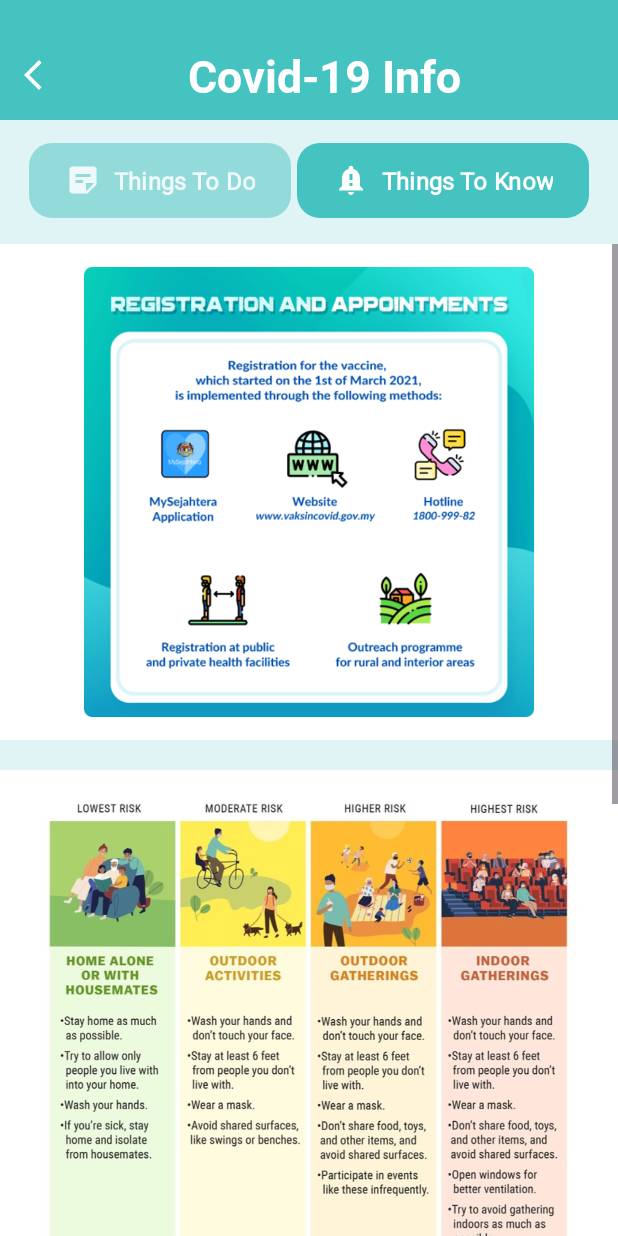
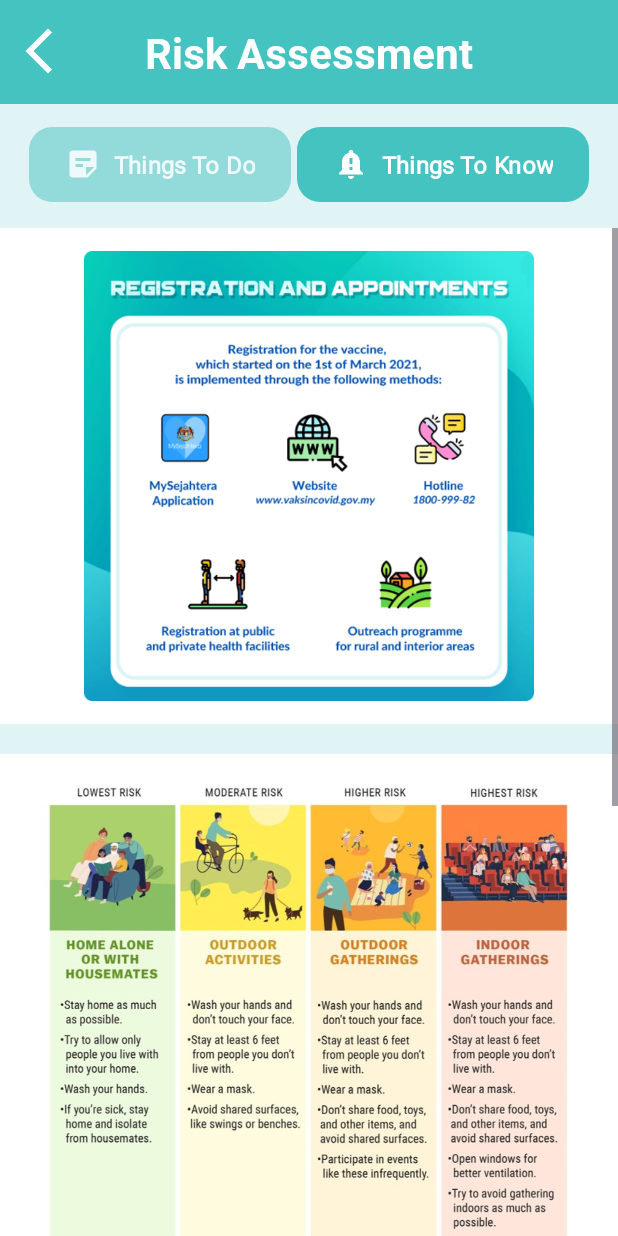
Before and after one commit to ChanZH0525/TraceCovid, an Android app: the InfoPageTwo screen opened directly, with no data from a screen before it, on a phone screen of 412 x 824 dp. Run offline under Robolectric (Android 15) with nearby library versions, the phone set to English and light mode, and no system bars.

Commit message:
Modified design of top app bar

```diff
--- a/TraceCovid/app/build.gradle
+++ b/TraceCovid/app/build.gradle
@@ -41,6 +41,7 @@ dependencies {
     implementation 'androidx.appcompat:appcompat:1.4.1'
     implementation 'com.google.android.material:material:1.5.0'
     implementation 'androidx.constraintlayout:constraintlayout:2.1.3'
+    implementation 'com.google.maps.android:maps-ktx:3.2.1'
     implementation 'androidx.legacy:legacy-support-v4:1.0.0'
     implementation 'androidx.navigation:navigation-fragment-ktx:2.4.2'
     implementation 'androidx.navigation:navigation-ui-ktx:2.4.2'
--- a/TraceCovid/app/src/main/AndroidManifest.xml
+++ b/TraceCovid/app/src/main/AndroidManifest.xml
@@ -24,7 +24,7 @@
         -->
         <meta-data
             android:name="com.google.android.geo.API_KEY"
-            android:value="AIzaSyBZZHNX04zo5xaTyuDQHQNWmmOC5iopV7Q" />
+            android:value= "${MAPS_API_KEY}" />
 
         <activity
             android:name=".MapsActivity"
--- a/TraceCovid/app/src/main/java/com/example/tracecovid/FAQ.kt
+++ b/TraceCovid/app/src/main/java/com/example/tracecovid/FAQ.kt
@@ -16,6 +16,7 @@ class FAQ : AppCompatActivity() {
             startActivity(Intent(this, MainActivity::class.java))
             finish()
         }
+
         var faq: ArrayList<FAQClass> = arrayListOf(
             FAQClass(
                 "What is TraceCovid App?",
--- a/TraceCovid/app/src/main/java/com/example/tracecovid/InfoPageTwo.kt
+++ b/TraceCovid/app/src/main/java/com/example/tracecovid/InfoPageTwo.kt
@@ -1,11 +1,19 @@
 package com.example.tracecovid
 
+import android.content.Intent
 import androidx.appcompat.app.AppCompatActivity
 import android.os.Bundle
+import android.widget.ImageView
 
 class InfoPageTwo : AppCompatActivity() {
     override fun onCreate(savedInstanceState: Bundle?) {
         super.onCreate(savedInstanceState)
         setContentView(R.layout.activity_infopagetwo)
+
+        val backBtn: ImageView = findViewById(R.id.btn_back_info_page_2)
+        backBtn.setOnClickListener {
+            startActivity(Intent(this, MainActivity::class.java))
+            finish()
+        }
     }
 }
--- a/TraceCovid/app/src/main/java/com/example/tracecovid/RiskAssessment.kt
+++ b/TraceCovid/app/src/main/java/com/example/tracecovid/RiskAssessment.kt
@@ -11,7 +11,7 @@ class RiskAssessment : AppCompatActivity() {
     override fun onCreate(savedInstanceState: Bundle?) {
         super.onCreate(savedInstanceState)
         setContentView(R.layout.activity_risk_assessment)
-        val back_btn: ImageView = findViewById(R.id.btn_back_check_in)
+        val back_btn: ImageView = findViewById(R.id.btn_back_risk_assessment)
         back_btn.setOnClickListener{
             startActivity(Intent(this, MainActivity::class.java))
             finish()
--- a/TraceCovid/app/src/main/java/com/example/tracecovid/SelfReport.kt
+++ b/TraceCovid/app/src/main/java/com/example/tracecovid/SelfReport.kt
@@ -12,7 +12,7 @@ class SelfReport : AppCompatActivity() {
         super.onCreate(savedInstanceState)
         setContentView(R.layout.activity_selfreport)
 
-        val back_btn: ImageView = findViewById(R.id.btn_back_check_in)
+        val back_btn: ImageView = findViewById(R.id.btn_back_self_report)
         back_btn.setOnClickListener{
             startActivity(Intent(this, MainActivity::class.java))
             finish()
--- a/TraceCovid/app/src/main/res/layout/activity_infopagetwo.xml
+++ b/TraceCovid/app/src/main/res/layout/activity_infopagetwo.xml
@@ -8,36 +8,39 @@
     android:background="@color/light_turqoise"
     tools:context=".InfoPageTwo">
 
-    <FrameLayout
-        android:id="@+id/headerFrame"
+    <androidx.constraintlayout.widget.ConstraintLayout
+        android:id="@+id/imageView2"
         android:layout_width="match_parent"
-        android:layout_height="80dp"
-        android:background="@color/main_green">
-
+        android:layout_height="wrap_content"
+        android:background="@color/main_green"
+        android:paddingHorizontal="8dp"
+        android:paddingVertical="16dp"
+        app:layout_constraintEnd_toEndOf="parent"
+        app:layout_constraintStart_toStartOf="parent"
+        app:layout_constraintTop_toTopOf="parent">
 
         <ImageView
-            android:id="@+id/backBtn"
-            android:layout_width="wrap_content"
-            android:layout_height="wrap_content"
-            android:layout_gravity="start"
-            android:layout_marginTop="38dp"
-            android:layout_marginHorizontal="10dp"
-            app:srcCompat="@drawable/ic_baseline_arrow_back_ios_new_24"
+            android:id="@+id/btn_back_info_page_2"
+            android:layout_width="36dp"
+            android:layout_height="36dp"
+            android:src="@drawable/ic_baseline_arrow_back_ios_new_24"
+            app:layout_constraintStart_toStartOf="parent"
+            app:layout_constraintTop_toTopOf="parent"
             app:tint="@color/white" />
 
         <TextView
-            android:layout_width="match_parent"
+            android:id="@+id/textView"
+            android:layout_width="wrap_content"
             android:layout_height="wrap_content"
-            android:layout_marginLeft="20dp"
-            android:layout_marginTop="30dp"
-            android:layout_marginBottom="10dp"
             android:fontFamily="@font/roboto_bold"
-            android:text="Covid-19 Info"
-            android:textAlignment="center"
+            android:text="Risk Assessment"
             android:textColor="@color/white"
-            android:textSize="30dp" />
-
-    </FrameLayout>
+            android:textSize="28sp"
+            app:layout_constraintBottom_toBottomOf="@+id/btn_back_info_page_2"
+            app:layout_constraintEnd_toEndOf="parent"
+            app:layout_constraintStart_toStartOf="parent"
+            app:layout_constraintTop_toTopOf="@+id/btn_back_info_page_2" />
+    </androidx.constraintlayout.widget.ConstraintLayout>
 
     <LinearLayout
         android:layout_width="match_parent"
```
Also changed, not shown: TraceCovid/app/src/main/java/com/example/tracecovid/InfoPageOne.kt (+8 -0 lines), TraceCovid/app/src/main/res/layout/activity_faq.xml (+21 -25 lines), TraceCovid/app/src/main/res/layout/activity_infopageone.xml (+24 -21 lines), TraceCovid/app/src/main/res/layout/activity_risk_assessment.xml (+17 -22 lines), TraceCovid/app/src/main/res/layout/activity_selfreport.xml (+19 -20 lines), TraceCovid/app/src/main/res/layout/faq_list.xml (+11 -9 lines), TraceCovid/build.gradle (+9 -1 lines).
